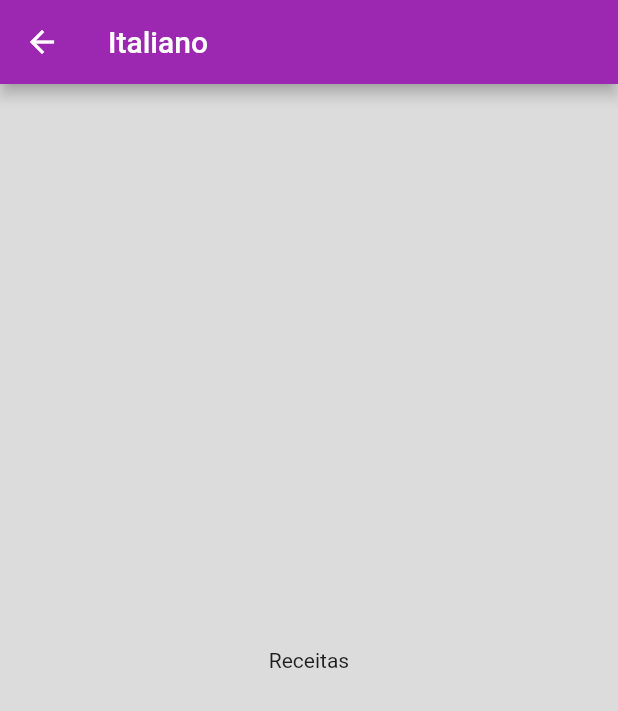
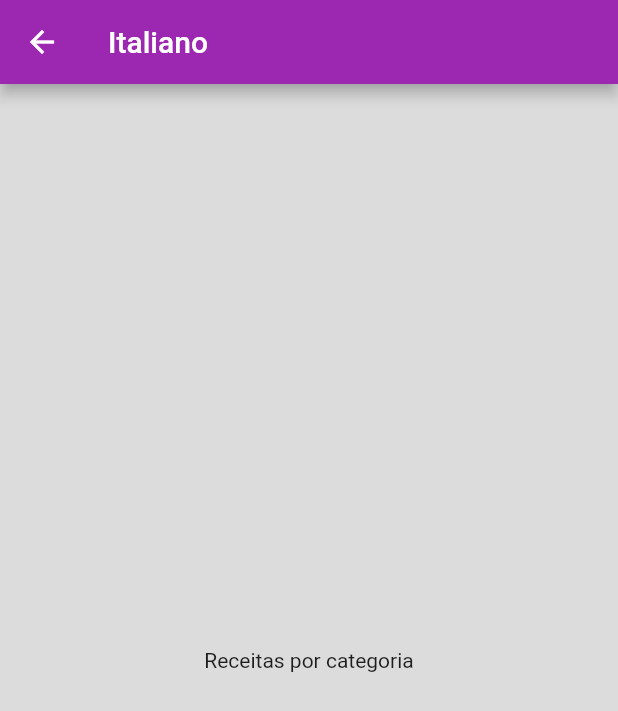
Before and after one commit to rafaeleduardoteixeira/meals_flutter, a Flutter app: the screen it shows after launch, after a tap on "Italiano", on a phone screen of 412 x 824 dp. Shown: the top 711 px of the screen. Run offline on Flutter 3.47's test engine with Material 2 defaults, Android fonts, the phone set to English and light mode, and no system bars.

Commit message:
Change component to const

```diff
--- a/lib/screens/category_meals_screen.dart
+++ b/lib/screens/category_meals_screen.dart
@@ -14,8 +14,8 @@ class CategoryMeals extends StatelessWidget {
           category.title,
         ),
       ),
-      body: Center(
-        child: Text('Receitas'),
+      body: const Center(
+        child: Text('Receitas por categoria'),
       ),
     );
   }
```
